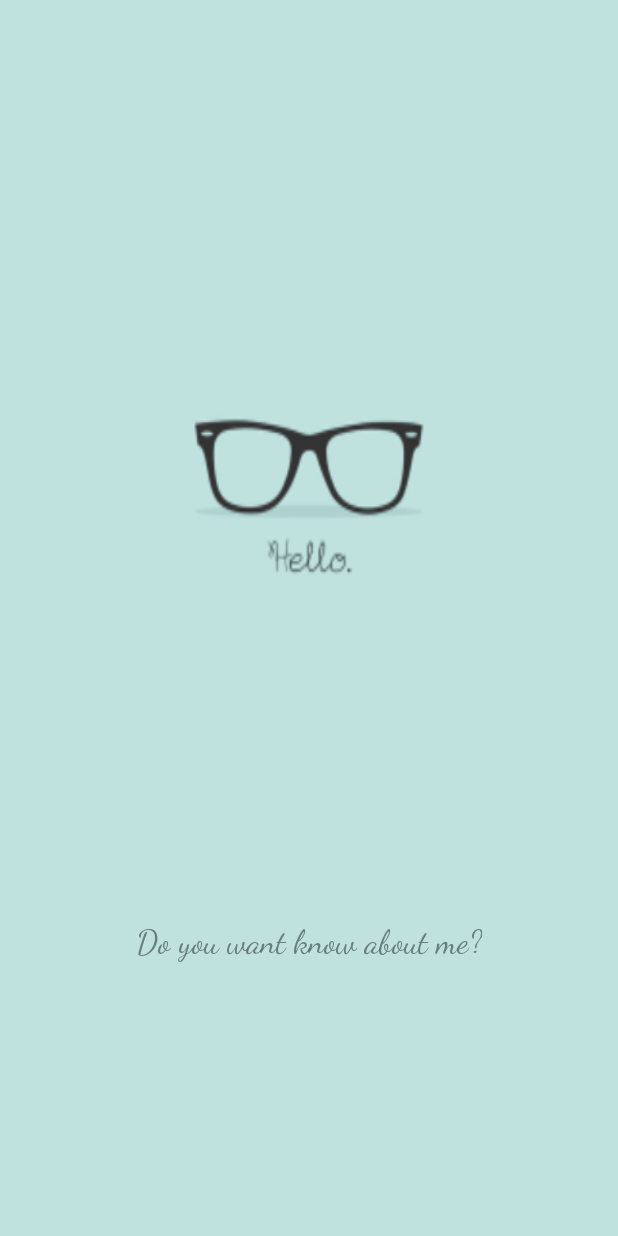
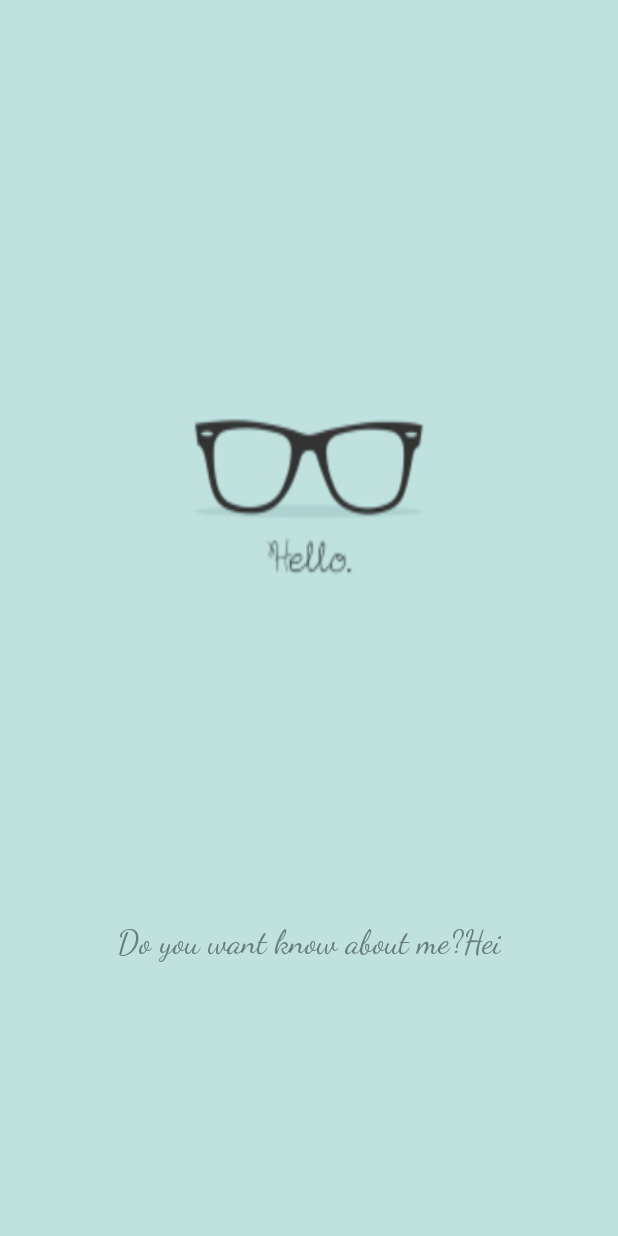
Before and after one commit to Sedrickone/A1_L2_h, an Android app: the screen it shows after launch (Launch_Activity), on a phone screen of 412 x 824 dp. Run offline under Robolectric (Android 15) with nearby library versions, the phone set to English and light mode, and no system bars.

Commit message:
Izmenil string name

```diff
--- a/app/src/main/res/values/strings.xml
+++ b/app/src/main/res/values/strings.xml
@@ -6,7 +6,7 @@
     <string name="my_surname">Абишев</string>
     <string name="my_name">Хамит</string>
     <string name="my_email">timah87@mail.ru</string>
-    <string name="main_btn_text">Do you want know about me?</string>
+    <string name="main_btn_text">Do you want know about me?Hei</string>
     <string name="my_personal_skills">My personal skills</string>
     <string name="my_skils_in_it">My skils in IT</string>
     <string name="status">В обычное время</string>
```
